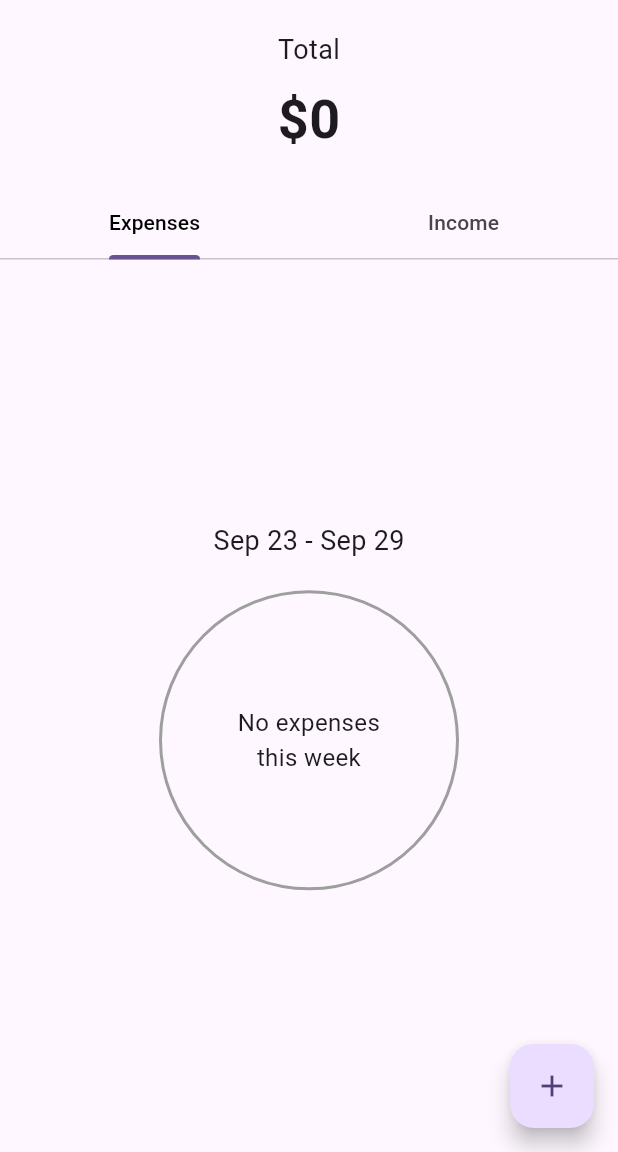
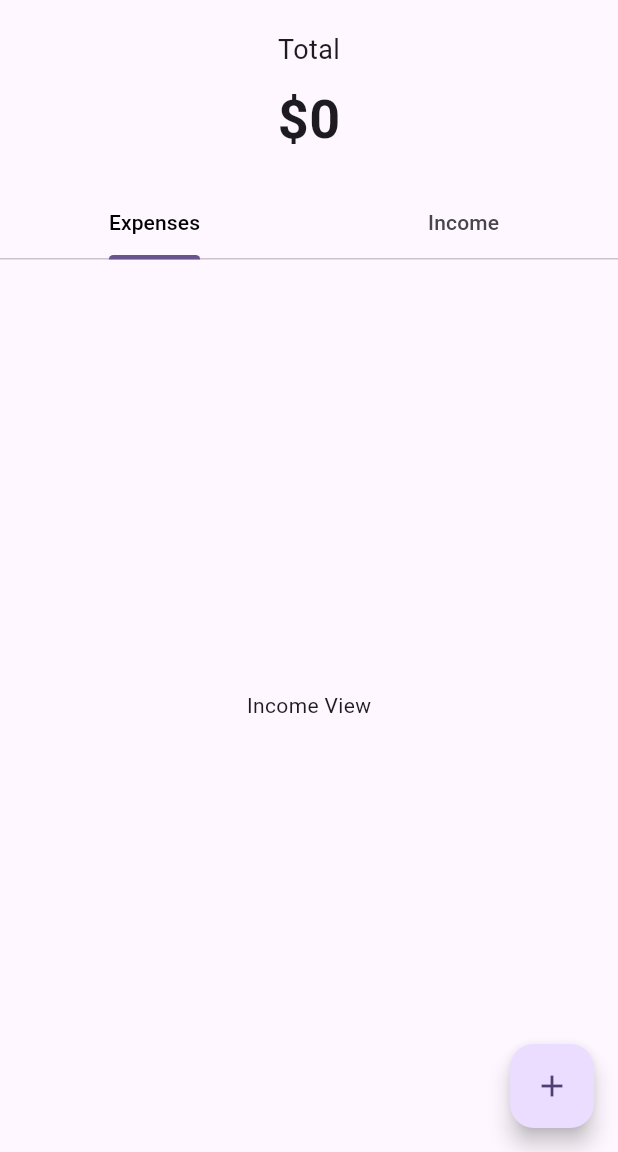
Before and after one commit to RodrigoGonzalez78/gestor_de_gastos, a Flutter app: the screen it shows after launch, on a phone screen of 412 x 824 dp, the part 84-1236 px from its top. Run offline on Flutter 3.47's test engine with Material 3 defaults, Android fonts, the phone set to English and light mode, and no system bars; our stand-ins replace sqflite; accounts and stored records are empty.

Commit message:
cambiar pantallas

```diff
--- a/lib/domain/categoria_helper.dart
+++ b/lib/domain/categoria_helper.dart
@@ -1,7 +1,8 @@
+import 'package:flutter/foundation.dart';
 import 'package:gestor_de_gastos/domain/database_helper.dart';
 import 'package:sqflite/sqflite.dart';
 
-class CategoriaHelper {
+class CategoriaHelper extends ChangeNotifier {
   final DatabaseHelper _dbHelper = DatabaseHelper();
 
   // Insertar una categoría
--- a/lib/domain/operacion_helper.dart
+++ b/lib/domain/operacion_helper.dart
@@ -1,7 +1,8 @@
+import 'package:flutter/foundation.dart';
 import 'package:gestor_de_gastos/domain/database_helper.dart';
 import 'package:sqflite/sqflite.dart';
 
-class OperacionHelper {
+class OperacionHelper extends ChangeNotifier {
   final DatabaseHelper _dbHelper = DatabaseHelper();
 
   // Insertar una operación
--- a/lib/domain/tipo_operacion_helper.dart
+++ b/lib/domain/tipo_operacion_helper.dart
@@ -1,7 +1,8 @@
+import 'package:flutter/foundation.dart';
 import 'package:gestor_de_gastos/domain/database_helper.dart';
 import 'package:sqflite/sqflite.dart';
 
-class TipoOperacionHelper {
+class TipoOperacionHelper extends ChangeNotifier {
   final DatabaseHelper _dbHelper = DatabaseHelper();
 
   // Insertar un tipo de operación
--- a/lib/home/home.dart
+++ b/lib/home/home.dart
@@ -31,12 +31,12 @@ class HomePage extends StatelessWidget {
               ],
             ),
           ),
-          Expanded(
+          const Expanded(
             child: DefaultTabController(
               length: 2,
               child: Column(
                 children: [
-                  const TabBar(
+                  TabBar(
                     tabs: [
                       Tab(text: 'Expenses'),
                       Tab(text: 'Income'),
@@ -46,8 +46,8 @@ class HomePage extends StatelessWidget {
                   Expanded(
                     child: TabBarView(
                       children: [
-                        _buildExpensesView(),
-                        const Center(child: Text('Income View')),
+                        Center(child: Text('Income View')),
+                        Center(child: Text('Income View')),
                       ],
                     ),
                   ),
@@ -65,29 +65,4 @@ class HomePage extends StatelessWidget {
       ),
     );
   }
-
-  Widget _buildExpensesView() {
-    return Column(
-      mainAxisAlignment: MainAxisAlignment.center,
-      children: [
-        const Text('Sep 23 - Sep 29', style: TextStyle(fontSize: 18)),
-        const SizedBox(height: 20),
-        Container(
-          width: 200,
-          height: 200,
-          decoration: BoxDecoration(
-            shape: BoxShape.circle,
-            border: Border.all(color: Colors.grey, width: 2),
-          ),
-          child: const Center(
-            child: Text(
-              'No expenses\nthis week',
-              textAlign: TextAlign.center,
-              style: TextStyle(fontSize: 16),
-            ),
-          ),
-        ),
-      ],
-    );
-  }
 }
```
Also changed, not shown: lib/main.dart (+16 -1 lines), lib/operacion/new_operacion_screen.dart (+51 -9 lines).
